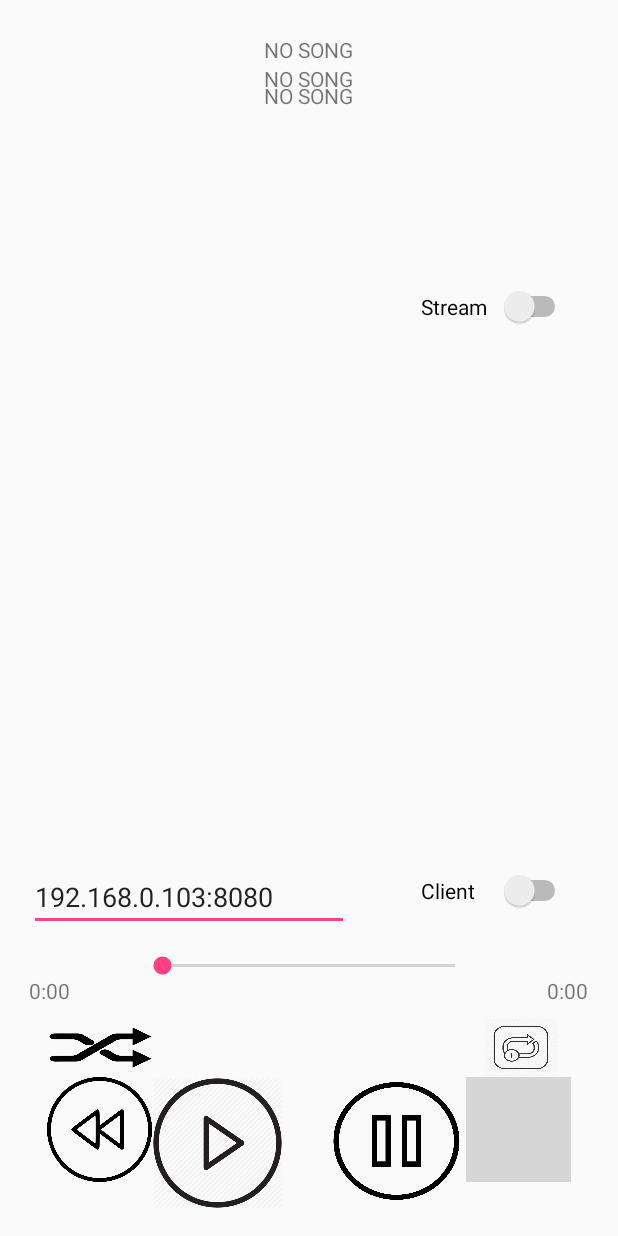
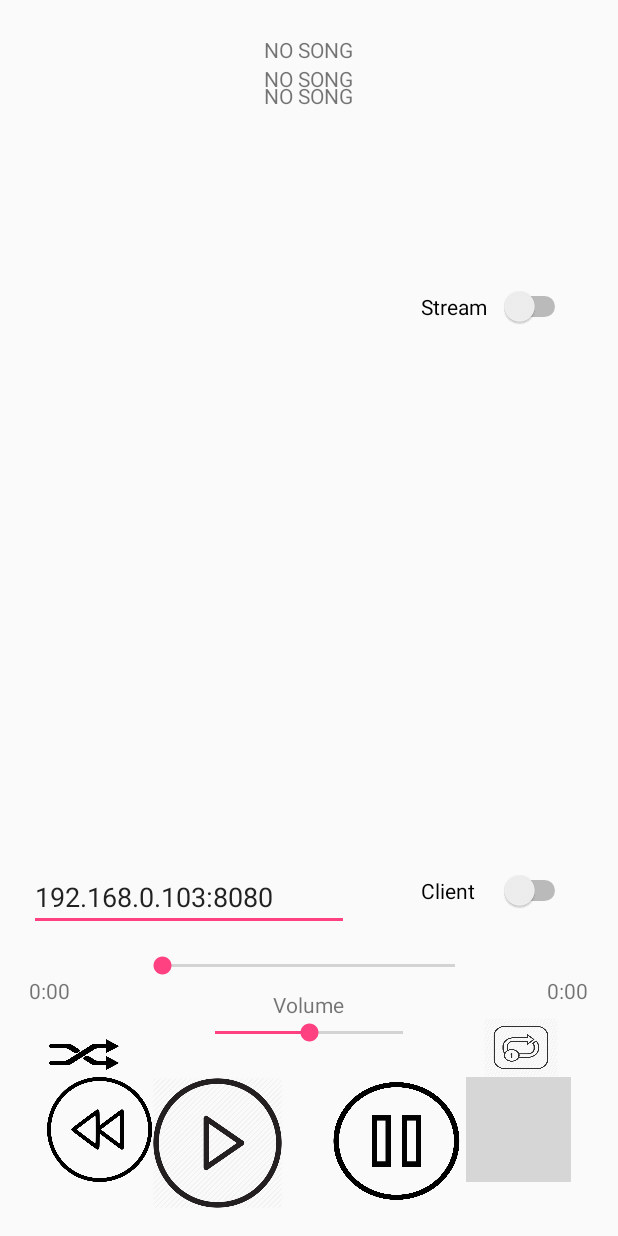
Before and after one commit to ncklengyel/SimplePlayer, an Android app: the screen it shows after launch (MainActivity), on a phone screen of 412 x 824 dp. Run offline under Robolectric (Android 15) with nearby library versions, the phone set to English and light mode, and no system bars; libraries missing offline, so code that uses them is left out: com.koushikdutta.async; 14 statements that could not run were skipped; grey boxes are pictures that could not be loaded.

Commit message:
add SetVolume server side

```diff
--- a/MyApplication/app/src/main/java/com/example/nckle/myapplication/MainActivity.java
+++ b/MyApplication/app/src/main/java/com/example/nckle/myapplication/MainActivity.java
@@ -26,6 +26,7 @@ public class MainActivity extends Activity {
     private ImageButton shuffleButton;
     private ImageButton repeatButton;
     private SeekBar seekBar;
+    private SeekBar seekBarVolume;
     private TextView timeRight;
     private TextView timeLeft;
     private TopMediaPlayer topMediaPlayer;
@@ -36,7 +37,6 @@ public class MainActivity extends Activity {
     private TextView lblAuthor;
     private TextView lblAlbum;
     private ImageView imgAlbumArt;
-
 
     private boolean isClient = false;
     public static final int REQUEST_CODE = 1;
@@ -60,6 +60,9 @@ public class MainActivity extends Activity {
         repeatButton = (ImageButton) findViewById(R.id.repeatButton);
         shuffleButton = (ImageButton) findViewById(R.id.shuffleButton);
         seekBar = (SeekBar) findViewById(R.id.seekBar);
+        seekBarVolume = (SeekBar) findViewById(R.id.seekBarVolume);
+        seekBarVolume.setMax(AbstractMediaComponent.MAX_VOLUME);
+        seekBarVolume.setProgress(AbstractMediaComponent.DEFAULT_VOLUME);
         timeLeft = (TextView) findViewById(R.id.timeLeftText);
         timeRight = (TextView) findViewById(R.id.timeRightText);
         clientSwitch = (Switch) findViewById(R.id.clientSwitch);
@@ -110,6 +113,23 @@ public class MainActivity extends Activity {
                 }
 
                 handler.postDelayed(this, 500);
+            }
+        });
+
+        seekBarVolume.setOnSeekBarChangeListener(new SeekBar.OnSeekBarChangeListener() {
+            @Override
+            public void onProgressChanged(SeekBar seekBar, int volume, boolean fromUser) {
+                topMediaPlayer.setVolume(volume);
+            }
+
+            @Override
+            public void onStartTrackingTouch(SeekBar seekBar) {
+
+            }
+
+            @Override
+            public void onStopTrackingTouch(SeekBar seekBar) {
+
             }
         });
 
--- a/MyApplication/app/src/main/java/com/example/nckle/myapplication/MediaServer.java
+++ b/MyApplication/app/src/main/java/com/example/nckle/myapplication/MediaServer.java
@@ -94,6 +94,21 @@ public class MediaServer implements AbstractMediaComponent {
             public void onRequest(AsyncHttpServerRequest request, AsyncHttpServerResponse response) {
                 shuffle();
                 response.send(buildResponse("shuffle", mPlayList.getCurrentSong().getJSON()));
+            }
+        });
+
+        mHttpSever.post("/setvolume", new HttpServerRequestCallback() {
+            @Override
+            public void onRequest(AsyncHttpServerRequest request, AsyncHttpServerResponse response) {
+
+                try {
+                    JSONObject body = new JSONObject(request.getBody().get().toString());
+                    setVolume(body.getInt("volume"));
+                    response.send(buildResponse("setvolume","ok"));
+                }catch (JSONException e) {
+                    response.send(buildResponse("setvolume","Error"));
+                    e.printStackTrace();
+                }
             }
         });
 
--- a/MyApplication/app/src/main/java/com/example/nckle/myapplication/Utils.java
+++ b/MyApplication/app/src/main/java/com/example/nckle/myapplication/Utils.java
@@ -78,8 +78,8 @@ public class Utils {
         if(currentVolume < 0)
             return 0;
 
-        if (currentVolume > AbstractMediaComponent.MAX_VOLUME)
-            return AbstractMediaComponent.MAX_VOLUME;
+        if (currentVolume >= AbstractMediaComponent.MAX_VOLUME)
+            return 1;
 
         return 1-((float)(Math.log(AbstractMediaComponent.MAX_VOLUME - currentVolume)/Math.log(AbstractMediaComponent.MAX_VOLUME)));
     }
--- a/MyApplication/app/src/main/res/layout/activity_main.xml
+++ b/MyApplication/app/src/main/res/layout/activity_main.xml
@@ -139,8 +139,8 @@
 
     <ImageButton
         android:id="@+id/shuffleButton"
-        android:layout_width="71dp"
-        android:layout_height="39dp"
+        android:layout_width="49dp"
+        android:layout_height="30dp"
         android:layout_above="@+id/nextButton"
         android:layout_alignStart="@+id/backButton"
         android:background="@android:color/transparent"
@@ -166,4 +166,20 @@
         android:layout_alignStart="@+id/backButton"
         android:layout_marginTop="85dp"
         android:src="@android:color/transparent" />
+
+    <SeekBar
+        android:id="@+id/seekBarVolume"
+        android:layout_width="157dp"
+        android:layout_height="37dp"
+        android:layout_below="@+id/timeLeftText"
+        android:layout_centerHorizontal="true" />
+
+    <TextView
+        android:id="@+id/volumeText"
+        android:layout_width="wrap_content"
+        android:layout_height="wrap_content"
+        android:layout_below="@+id/seekBar"
+        android:layout_centerHorizontal="true"
+        android:layout_marginTop="-164dp"
+        android:text="Volume" />
 </RelativeLayout>
```
